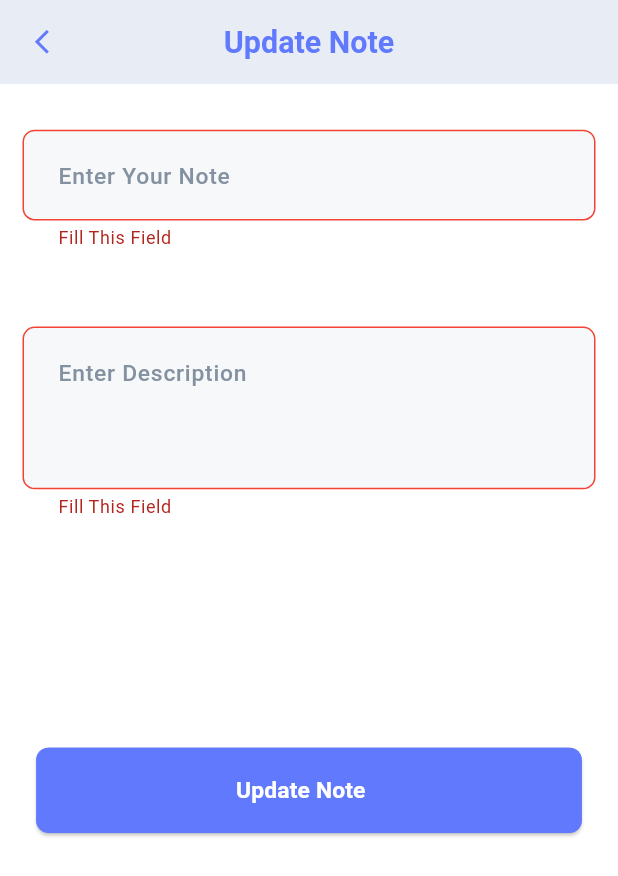
After one commit to Elhaw2003/firebase-learn, a Flutter app: the UpdateNoteScreen screen opened by its route, after a tap on "Update Note", on a phone screen of 412 x 824 dp. The commit adds this screen. Shown: the top 876 px of the screen. Run offline on Flutter 3.47's test engine with Material 3 defaults, Android fonts, the phone set to English and light mode, and no system bars; our stand-ins replace awesome_dialog, bloc, cloud_firestore, dartz, firebase_auth, firebase_core and 7 more; accounts and stored records are empty.

Commit message:
update note as ui done

```diff
--- a/lib/core/app_routes/app_routes.dart
+++ b/lib/core/app_routes/app_routes.dart
@@ -6,5 +6,6 @@ class AppRoutes {
   static const String updateCategoryScreen = '/updateCategoryScreen';
   static const String noteScreen = '/noteScreen';
   static const String addNoteScreen = '/addNoteScreen';
+  static const String updateNoteScreen = '/updateNoteScreen';
 
 }
--- a/lib/core/app_routes/router_generation.dart
+++ b/lib/core/app_routes/router_generation.dart
@@ -33,6 +33,7 @@ import '../../features/note/presentation/controller/cubit/get_notes/get_notes_cu
 import '../../features/note/presentation/view/note_screen.dart';
 import '../../features/update_category/data/repo/update_category_name_repo_firebase_implementation.dart';
 import '../../features/update_category/presentation/controller/cubit/update_category_name_cubit.dart';
+import '../../features/update_note/presentation/view/update_note_screen.dart';
 class RouterGenerator {
    static  GoRouter routerGeneration = GoRouter(
     initialLocation: FirebaseAuth.instance.currentUser != null && FirebaseAuth.instance.currentUser!.emailVerified   ? AppRoutes.homeScreen : AppRoutes.loginScreen,
@@ -121,6 +122,14 @@ class RouterGenerator {
           return BlocProvider(create: (context) => AddNoteCubit(addNoteRepo: AddNoteRepoFirebaseImplementation()), child:  AddNoteScreen(categoryId: categoryId,));
         },
       ),
+      /// ---------------- Update Note ----------------
+      GoRoute(
+        path: AppRoutes.updateNoteScreen,
+        name: AppRoutes.updateNoteScreen,
+        builder: (context, state) {
+          return const UpdateNoteScreen();
+        }
+      )
     ],
   );
 }
--- a/lib/core/utilies/app_texts.dart
+++ b/lib/core/utilies/app_texts.dart
@@ -52,6 +52,7 @@ abstract class AppTexts{
   static const String verifyYourEmailForChangePassword = "Verify your email for change password by link was sent, if you not found... look to spam";
   static const String home = "Home";
   static const String update = "Update";
+  static const String updateNote = "Update Note";
   static const String notesScreen = "Notes Screen";
   static const String enterYourNote = "Enter Your Note";
   static const String enterDescription = "Enter Description";
--- a/lib/core/widgets/custom_delete_category_button_widget.dart
+++ b/lib/core/widgets/custom_delete_button_widget.dart
@@ -1,8 +1,8 @@
 import 'package:flutter/material.dart';
 import '../../../../../core/utilies/app_colors.dart';
 
-class CustomDeleteCategoryButtonWidget extends StatelessWidget {
-  const CustomDeleteCategoryButtonWidget({super.key, this.onPressed});
+class CustomDeleteButtonWidget extends StatelessWidget {
+  const CustomDeleteButtonWidget({super.key, this.onPressed});
 
   final void Function()? onPressed;
 
--- a/lib/core/widgets/custom_edit_category_button_widget.dart
+++ b/lib/core/widgets/custom_edit_button_widget.dart
@@ -7,8 +7,8 @@ import 'package:flutter/material.dart';
 import '../../../../../core/utilies/app_colors.dart';
 import '../../../../../core/widgets/custom_awesom_dialog_method.dart';
 
-class CustomEditCategoryButtonWidget extends StatelessWidget {
-  const CustomEditCategoryButtonWidget({super.key,  this.onPressed});
+class CustomEditButtonWidget extends StatelessWidget {
+  const CustomEditButtonWidget({super.key,  this.onPressed});
   final void Function()? onPressed;
   @override
   Widget build(BuildContext context) {
--- a/lib/features/home/presentation/view/widgets/item_stack_grid_view_categories_widget.dart
+++ b/lib/features/home/presentation/view/widgets/item_stack_grid_view_categories_widget.dart
@@ -1,6 +1,6 @@
 import 'package:awesome_dialog/awesome_dialog.dart';
 import 'package:firebase_learn/core/app_routes/app_routes.dart';
-import 'package:firebase_learn/core/widgets/custom_edit_category_button_widget.dart';
+import 'package:firebase_learn/core/widgets/custom_edit_button_widget.dart';
 import 'package:firebase_learn/features/add_category/data/model/category_model.dart';
 import 'package:firebase_learn/features/home/presentation/view/widgets/item_grid_view_widget.dart';
 import 'package:flutter/material.dart';
@@ -11,7 +11,7 @@ import '../../../../../core/utilies/app_colors.dart';
 import '../../../../../core/utilies/app_styles.dart';
 import '../../../../../core/utilies/app_texts.dart';
 import '../../../../../core/widgets/custom_awesom_dialog_method.dart';
-import '../../../../../core/widgets/custom_delete_category_button_widget.dart';
+import '../../../../../core/widgets/custom_delete_button_widget.dart';
 import '../../../../../core/widgets/loading_show_dialog_method.dart';
 import '../../controller/cubit/delete_category/delete_category_cubit.dart';
 import '../../controller/cubit/get_categories/get_categories_cubit.dart';
@@ -55,7 +55,7 @@ class ItemStackGridViewCategoriesWidget extends StatelessWidget {
               }
             },
             builder: (context, state) {
-              return CustomDeleteCategoryButtonWidget(
+              return CustomDeleteButtonWidget(
                 onPressed: () {
                   CustomAwesomDialogMethod.awesomeDialog(
                     context: context,
@@ -79,7 +79,7 @@ class ItemStackGridViewCategoriesWidget extends StatelessWidget {
         Positioned(
             top: 10,
             left: 10,
-            child: CustomEditCategoryButtonWidget(
+            child: CustomEditButtonWidget(
               onPressed: () {
                 CustomAwesomDialogMethod.awesomeDialog(
                   context: context,
--- a/lib/features/note/presentation/view/widgets/item_list_view_notes_widget.dart
+++ b/lib/features/note/presentation/view/widgets/item_list_view_notes_widget.dart
@@ -1,9 +1,11 @@
+import 'package:firebase_learn/core/app_routes/app_routes.dart';
 import 'package:firebase_learn/core/utilies/app_colors.dart';
 import 'package:firebase_learn/core/utilies/app_styles.dart';
-import 'package:firebase_learn/core/widgets/custom_delete_category_button_widget.dart';
-import 'package:firebase_learn/core/widgets/custom_edit_category_button_widget.dart';
+import 'package:firebase_learn/core/widgets/custom_delete_button_widget.dart';
+import 'package:firebase_learn/core/widgets/custom_edit_button_widget.dart';
 import 'package:firebase_learn/features/add_note/data/model/note_model.dart';
 import 'package:flutter/material.dart';
+import 'package:go_router/go_router.dart';
 
 class ItemListViewNotesWidget extends StatelessWidget {
   const ItemListViewNotesWidget({super.key, required this.noteModel});
@@ -13,8 +15,12 @@ class ItemListViewNotesWidget extends StatelessWidget {
     return  Card(
       color: AppColors.white,
       child: ListTile(
-        leading: const CustomEditCategoryButtonWidget(),
-        trailing: const CustomDeleteCategoryButtonWidget(),
+        leading:  CustomEditButtonWidget(
+          onPressed: (){
+            GoRouter.of(context).pushNamed(AppRoutes.updateNoteScreen);
+          },
+        ),
+        trailing: const CustomDeleteButtonWidget(),
         title: Text(noteModel.title,style: AppStyles.black600wSize16Inter,),
         subtitle: Text(noteModel.description,style: AppStyles.subTitlesStyle,),
       ),
--- /dev/null
+++ b/lib/features/update_note/presentation/view/update_note_screen.dart
@@ -0,0 +1,39 @@
+import 'package:firebase_learn/core/utilies/app_texts.dart';
+import 'package:firebase_learn/features/auth/widget/arrow_appbar_widget.dart';
+import 'package:firebase_learn/features/auth/widget/custom_appbar_widget.dart';
+import 'package:firebase_learn/features/update_note/presentation/view/widgets/update_note_body.dart';
+import 'package:flutter/material.dart';
+import 'package:go_router/go_router.dart';
+
+import '../../../../core/utilies/app_colors.dart';
+
+class UpdateNoteScreen extends StatefulWidget {
+  const UpdateNoteScreen({super.key});
+
+  @override
+  State<UpdateNoteScreen> createState() => _UpdateNoteScreenState();
+}
+
+class _UpdateNoteScreenState extends State<UpdateNoteScreen> {
+
+  TextEditingController titleController = TextEditingController();
+  TextEditingController descriptionController = TextEditingController();
+  GlobalKey<FormState> formKey = GlobalKey<FormState>();
+
+
+  @override
+  Widget build(BuildContext context) {
+    return Scaffold(
+      backgroundColor: AppColors.white,
+      appBar: AppBar(
+        leading: ArrowAppbarWidget(onPressed: (){GoRouter.of(context).pop(true);}),
+        flexibleSpace: const CustomAppbarWidget(title: AppTexts.updateNote),
+      ),
+      body: UpdateNoteBody(
+        descriptionController: descriptionController,
+        titleController: titleController,
+        formKey: formKey,
+      ),
+    );
+  }
+}
--- /dev/null
+++ b/lib/features/update_note/presentation/view/widgets/update_note_body.dart
@@ -0,0 +1,67 @@
+import 'package:awesome_dialog/awesome_dialog.dart';
+import 'package:firebase_learn/core/utilies/app_texts.dart';
+import 'package:firebase_learn/core/validators/validators.dart';
+import 'package:firebase_learn/core/widgets/custom_button_widget.dart';
+import 'package:firebase_learn/core/widgets/custom_text_field_widget.dart';
+import 'package:firebase_learn/core/widgets/spacing_widget.dart';
+import 'package:firebase_learn/features/add_note/data/model/note_model.dart';
+import 'package:firebase_learn/features/add_note/presentation/controller/cubit/add_note_cubit.dart';
+import 'package:flutter/material.dart';
+import 'package:flutter_bloc/flutter_bloc.dart';
+
+import '../../../../../core/utilies/app_colors.dart';
+class UpdateNoteBody extends StatelessWidget {
+  const UpdateNoteBody(
+      {super.key,
+        required this.titleController,
+        required this.descriptionController,
+        required this.formKey,
+        });
+
+  final TextEditingController titleController;
+  final TextEditingController descriptionController;
+  final GlobalKey<FormState> formKey;
+  @override
+  Widget build(BuildContext context) {
+        return Padding(
+          padding: const EdgeInsets.symmetric(horizontal: 15),
+          child: SingleChildScrollView(
+            child: Form(
+              key: formKey,
+              child: Column(
+                children: [
+                  const HeightSpacing(height: 30),
+                  CustomTextFieldWidget(
+                      validator: (value) {
+                        return MyValidators.addedNoteValidator(value);
+                      },
+                      hintText: AppTexts.enterYourNote,
+                      controller: titleController),
+                  const HeightSpacing(height: 50),
+                  CustomTextFieldWidget(
+                    validator: (value) {
+                      return MyValidators.addedDescriptionNoteValidator(value);
+                    },
+                    hintText: AppTexts.enterDescription,
+                    controller: descriptionController,
+                    minLines: 3,
+                    maxLines: 6,
+                  ),
+                  const HeightSpacing(height: 150),
+                  CustomButtonWidget(
+                    title: AppTexts.updateNote,
+                    titleColor: AppColors.white,
+                    buttonColor: AppColors.primaryColor,
+                    borderColor: AppColors.primaryColor,
+                    onPressed: () {
+                      if (formKey.currentState!.validate()) {
+                      }
+                    },
+                  ),
+                ],
+              ),
+            ),
+          ),
+        );
+  }
+}
```
